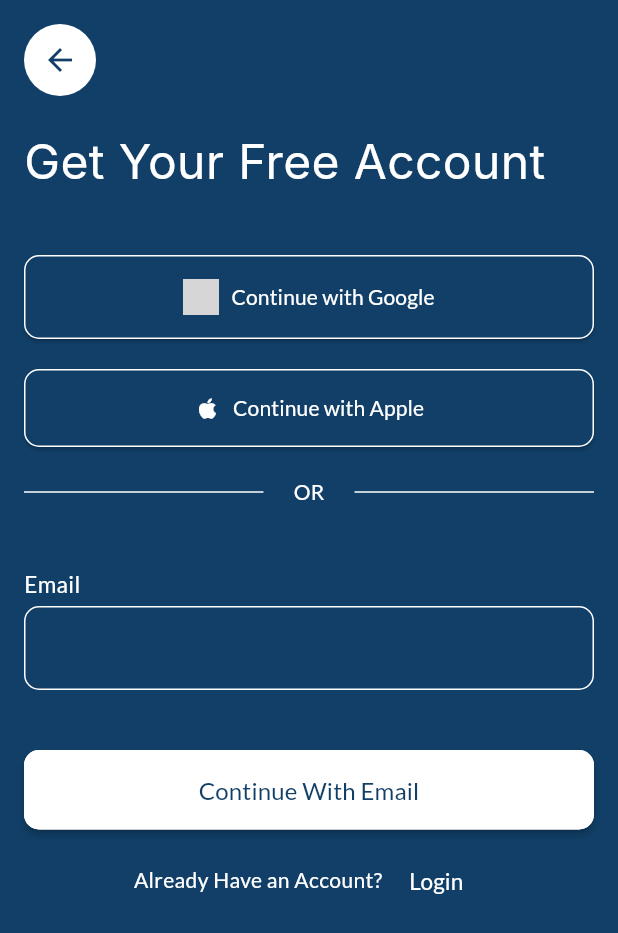
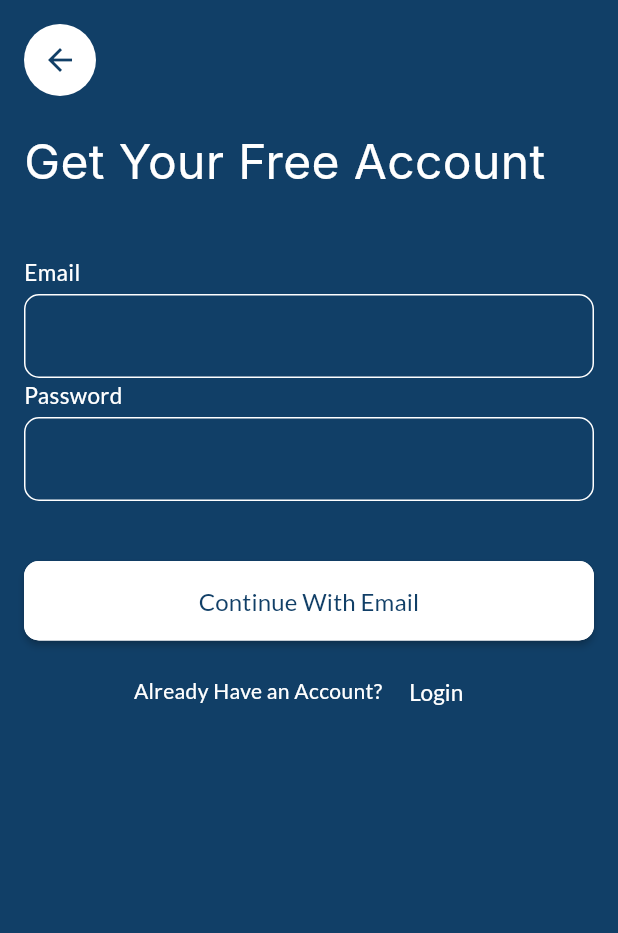
Before and after one commit to Aldinorasend/StudyIT_Mobile, a Flutter app: the registerPage screen opened directly, on a phone screen of 412 x 824 dp. Shown: the top 933 px of the screen. Run offline on Flutter 3.47's test engine with Material 3 defaults, Android fonts, the phone set to English and light mode, and no system bars; our stand-ins replace flutter_local_notifications, google_fonts; network calls fail; Roboto replaces fonts that are missing (Inter); grey boxes are pictures that could not be loaded.

Commit message:
Update Login n Register

```diff
--- a/lib/screen/register.dart
+++ b/lib/screen/register.dart
@@ -34,67 +34,29 @@ class registerPage extends StatelessWidget {
             ),
             const SizedBox(height: 40),
 
-            // Continue with Google
-            ElevatedButton.icon(
-              onPressed: () {
-                // Add Google login action
-              },
-              style: ElevatedButton.styleFrom(
-                  padding: const EdgeInsets.symmetric(vertical: 16.0),
-                  iconColor: const Color(0xFF113F67),
-                  backgroundColor: const Color(0xFF113F67),
-                  foregroundColor: Colors.white,
-                  shape: RoundedRectangleBorder(
-                      borderRadius: BorderRadius.circular(10),
-                      side: const BorderSide(color: Colors.white))),
-              icon: Image.network(
-                'https://upload.wikimedia.org/wikipedia/commons/5/53/Google_%22G%22_Logo.svg',
-                height: 24.0,
-                width: 24.0,
-              ),
-              label: const Text(
-                'Continue with Google',
-                style: TextStyle(color: Colors.white),
-              ),
-            ),
-            const SizedBox(height: 20),
-
-            // Continue with Apple
-            ElevatedButton.icon(
-              onPressed: () {
-                // Add Apple login action
-              },
-              style: ElevatedButton.styleFrom(
-                  padding: const EdgeInsets.symmetric(vertical: 16.0),
-                  iconColor: const Color(0xFF113F67),
-                  backgroundColor: const Color(0xFF113F67),
-                  shape: RoundedRectangleBorder(
-                      borderRadius: BorderRadius.circular(10),
-                      side: const BorderSide(color: Colors.white))),
-              icon: const Icon(Icons.apple, color: Colors.white),
-              label: const Text(
-                'Continue with Apple',
-                style: TextStyle(color: Colors.white),
-              ),
-            ),
-            const SizedBox(height: 20),
-
-            // Divider OR
-            const Row(
-              children: [
-                Expanded(child: Divider(color: Colors.white)),
-                Padding(
-                  padding: EdgeInsets.symmetric(horizontal: 20),
-                  child: Text('OR', style: TextStyle(color: Colors.white)),
-                ),
-                Expanded(child: Divider(color: Colors.white)),
-              ],
-            ),
-
-            const SizedBox(height: 40),
             // Email Label and TextField
             const Text(
               "Email",
+              style: TextStyle(fontSize: 15, color: Colors.white),
+            ),
+            const SizedBox(height: 5),
+            TextField(
+              decoration: InputDecoration(
+                enabledBorder: OutlineInputBorder(
+                  borderRadius: BorderRadius.circular(10),
+                  borderSide: const BorderSide(color: Colors.white, width: 1),
+                ),
+                focusedBorder: OutlineInputBorder(
+                  borderRadius: BorderRadius.circular(10),
+                  borderSide: const BorderSide(color: Colors.white, width: 1.5),
+                ),
+              ),
+              style: const TextStyle(color: Colors.white),
+            ),
+
+// Password Label and TextField
+            const Text(
+              "Password",
               style: TextStyle(fontSize: 15, color: Colors.white),
             ),
             const SizedBox(height: 5),
```
Also changed, not shown: lib/screen/login.dart (+0 -45 lines).
